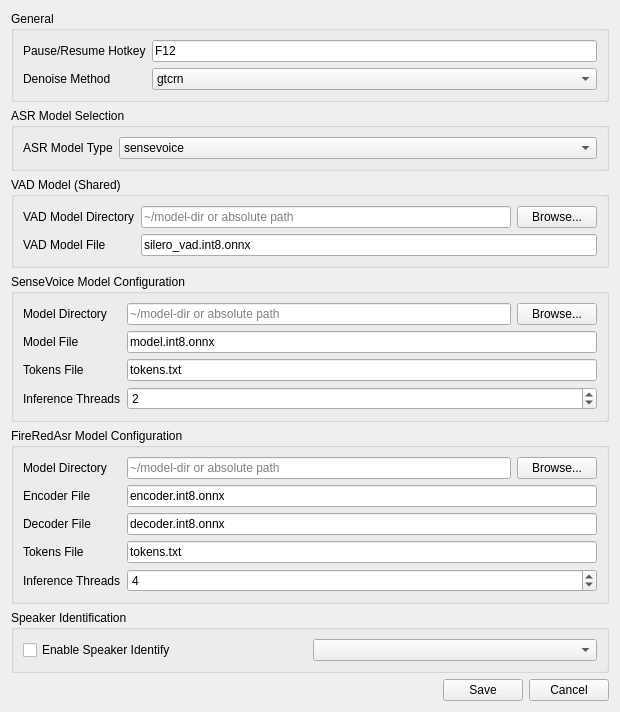
Above: cxx-api-examples/vibeinput/preference.ui from yangjuncode/sherpa-onnx before the change. Below: the same form after it.
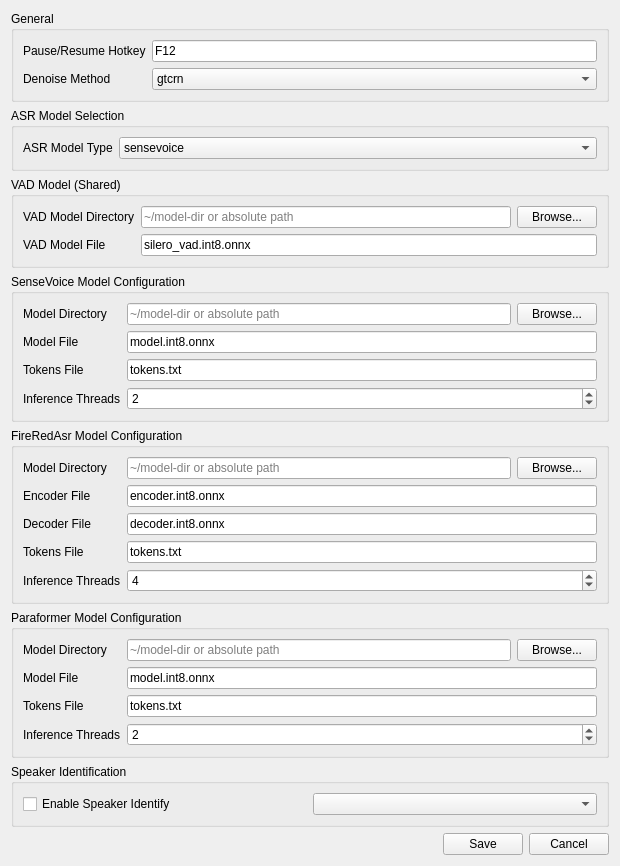
That is the form after the change.

Commit message: add sherpa-onnx-paraformer-zh-2024-03-09 support

What changed in the file:
```diff
--- a/cxx-api-examples/vibeinput/preference.ui
+++ b/cxx-api-examples/vibeinput/preference.ui
@@ -319,6 +319,88 @@
      </layout>
     </widget>
    </item>
+   <item>
+    <widget class="QGroupBox" name="grp_paraformer">
+     <property name="title">
+      <string>Paraformer Model Configuration</string>
+     </property>
+     <layout class="QFormLayout" name="formLayout_paraformer">
+      <item row="0" column="0">
+       <widget class="QLabel" name="lbl_paraformer_model_dir">
+        <property name="text">
+         <string>Model Directory</string>
+        </property>
+       </widget>
+      </item>
+      <item row="0" column="1">
+       <layout class="QHBoxLayout" name="hlay_paraformer_dir">
+        <item>
+         <widget class="QLineEdit" name="ed_paraformer_model_dir">
+          <property name="placeholderText">
+           <string>~/model-dir or absolute path</string>
+          </property>
+         </widget>
+        </item>
+        <item>
+         <widget class="QPushButton" name="ptn_browse_paraformer_dir">
+          <property name="text">
+           <string>Browse...</string>
+          </property>
+         </widget>
+        </item>
+       </layout>
+      </item>
+      <item row="1" column="0">
+       <widget class="QLabel" name="lbl_paraformer_model">
+        <property name="text">
+         <string>Model File</string>
+        </property>
+       </widget>
+      </item>
+      <item row="1" column="1">
+       <widget class="QLineEdit" name="ed_paraformer_model">
+        <property name="text">
+         <string>model.int8.onnx</string>
+        </property>
+       </widget>
+      </item>
+      <item row="2" column="0">
+       <widget class="QLabel" name="lbl_paraformer_tokens">
+        <property name="text">
+         <string>Tokens File</string>
+        </property>
+       </widget>
+      </item>
+      <item row="2" column="1">
+       <widget class="QLineEdit" name="ed_paraformer_tokens">
+        <property name="text">
+         <string>tokens.txt</string>
+        </property>
+       </widget>
+      </item>
+      <item row="3" column="0">
+       <widget class="QLabel" name="lbl_paraformer_threads">
+        <property name="text">
+         <string>Inference Threads</string>
+        </property>
+       </widget>
+      </item>
+      <item row="3" column="1">
+       <widget class="QSpinBox" name="spn_paraformer_threads">
+        <property name="minimum">
+         <number>1</number>
+        </property>
+        <property name="maximum">
+         <number>32</number>
+        </property>
+        <property name="value">
+         <number>2</number>
+        </property>
+       </widget>
+      </item>
+     </layout>
+    </widget>
+   </item>
    <item>
     <widget class="QGroupBox" name="grp_speaker">
      <property name="title">
```
Left out of the diff: 5 changed lines with no effect on the pictures. The commit also changes 7 other files.
